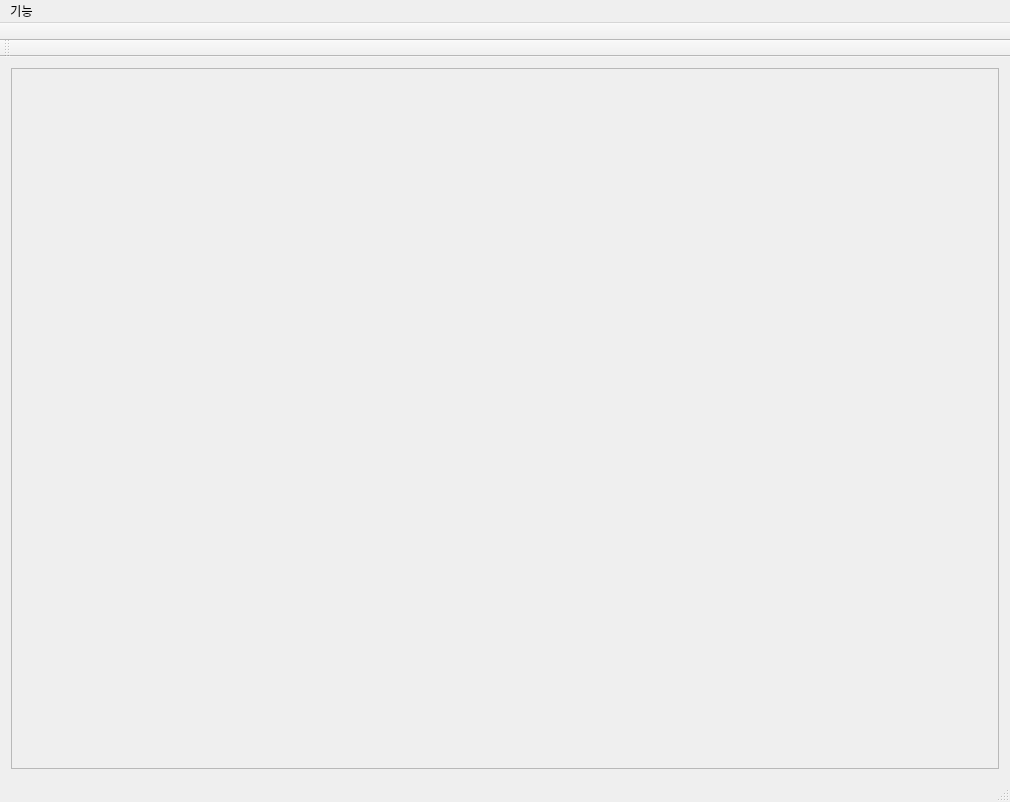
This is project/xdynamics/xdynamics/xdynamics/xdynamics.ui in metakonga/metakonga as Qt 5 draws it before an edit. The edited form follows.
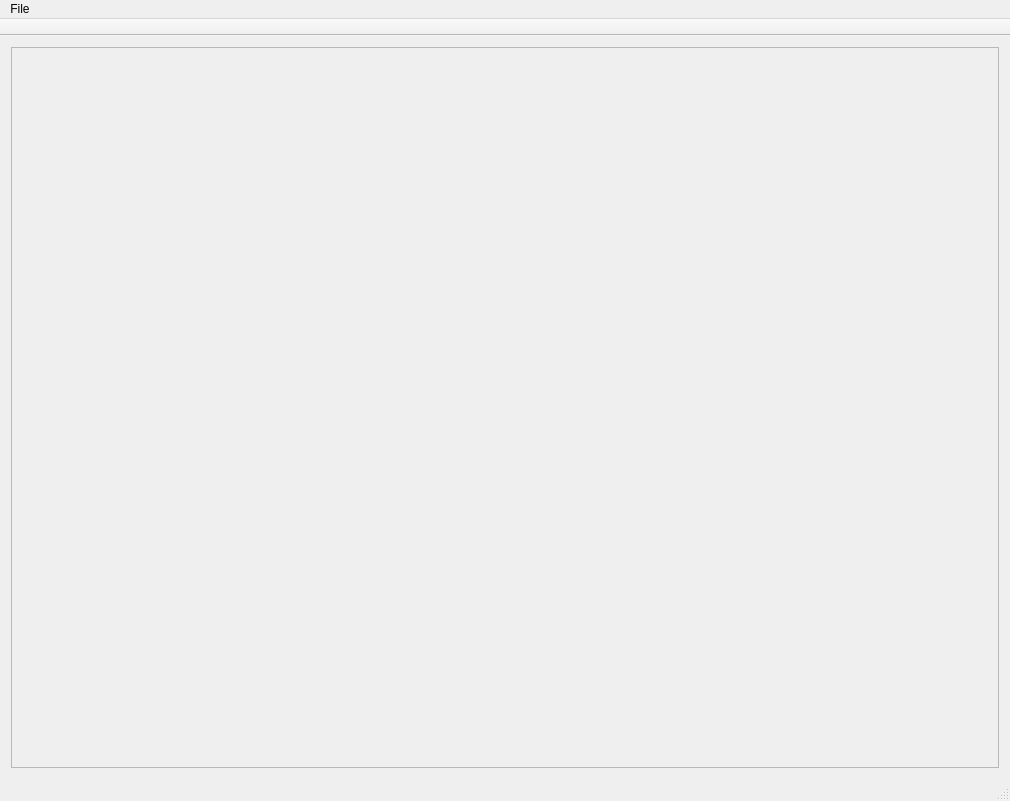
This is the edited form.

Patch:
```diff
--- a/project/xdynamics/xdynamics/xdynamics/xdynamics.ui
+++ b/project/xdynamics/xdynamics/xdynamics/xdynamics.ui
@@ -7,7 +7,7 @@
     <x>0</x>
     <y>0</y>
     <width>1010</width>
-    <height>802</height>
+    <height>801</height>
    </rect>
   </property>
   <property name="windowTitle">
@@ -29,7 +29,7 @@
          <x>0</x>
          <y>0</y>
          <width>990</width>
-         <height>717</height>
+         <height>728</height>
         </rect>
        </property>
       </widget>
@@ -48,7 +48,7 @@
    </property>
    <widget class="QMenu" name="menu">
     <property name="title">
-     <string>기능</string>
+     <string>File</string>
     </property>
     <widget class="QMenu" name="menuImport">
      <property name="title">
@@ -85,17 +85,6 @@
    </attribute>
   </widget>
   <widget class="QStatusBar" name="statusBar"/>
-  <widget class="QToolBar" name="secToolBar">
-   <property name="windowTitle">
-    <string>toolBar</string>
-   </property>
-   <attribute name="toolBarArea">
-    <enum>TopToolBarArea</enum>
-   </attribute>
-   <attribute name="toolBarBreak">
-    <bool>true</bool>
-   </attribute>
-  </widget>
   <action name="actionChange_Shape">
    <property name="checkable">
     <bool>true</bool>
```
Left out of the diff: 4 changed lines with no effect on the pictures.
